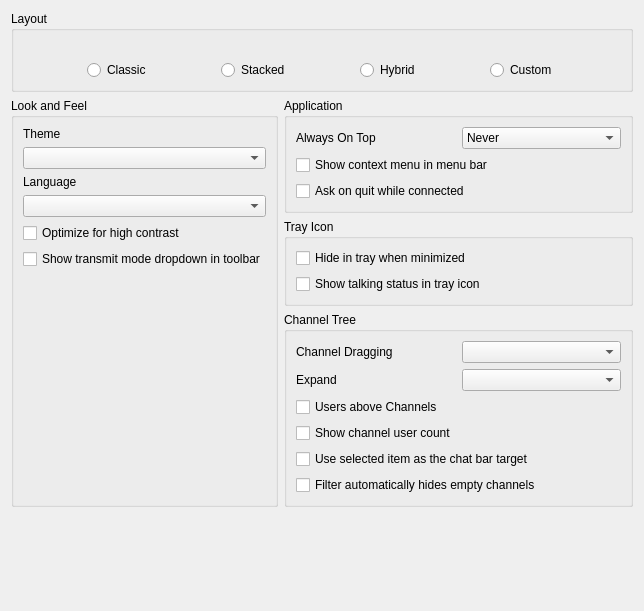
Before: the Qt Designer form src/mumble/LookConfig.ui in mumble-voip/mumble, drawn with Qt 5.
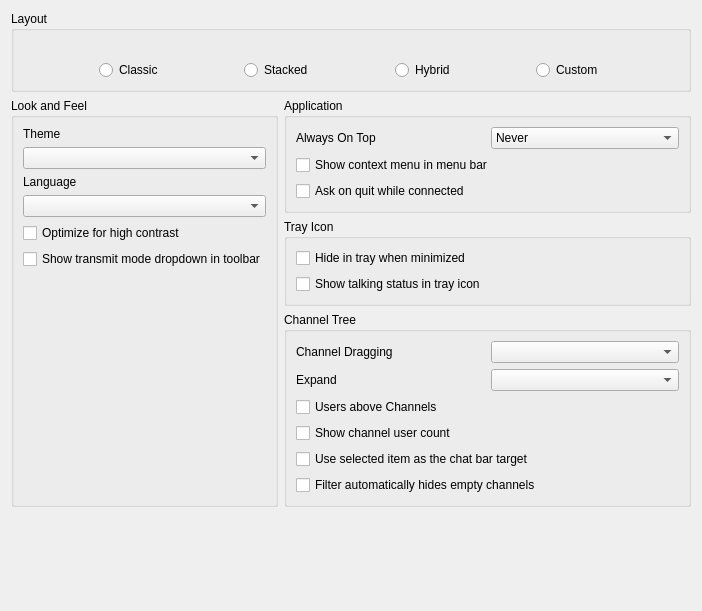
After: the same form once the commit is applied. Icons and pictures are not drawn.

Patch:
```diff
--- a/src/mumble/LookConfig.ui
+++ b/src/mumble/LookConfig.ui
@@ -6,7 +6,7 @@
    <rect>
     <x>0</x>
     <y>0</y>
-    <width>644</width>
+    <width>702</width>
     <height>611</height>
    </rect>
   </property>
```
Left out of the diff: 10 changed lines with no effect on the pictures.
